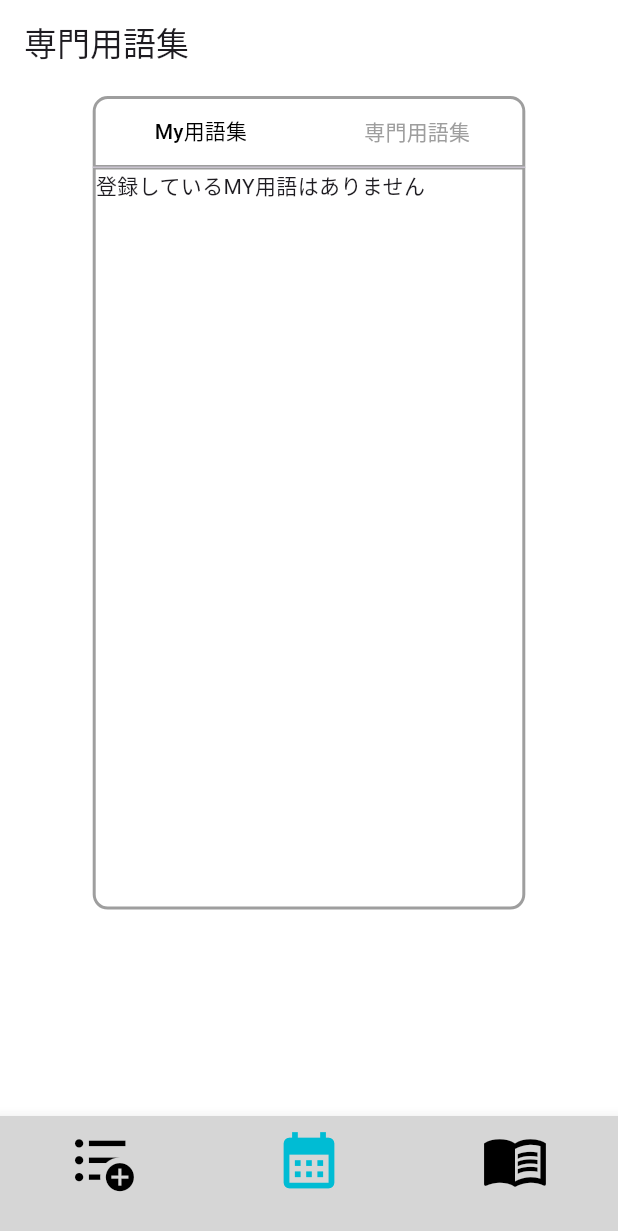
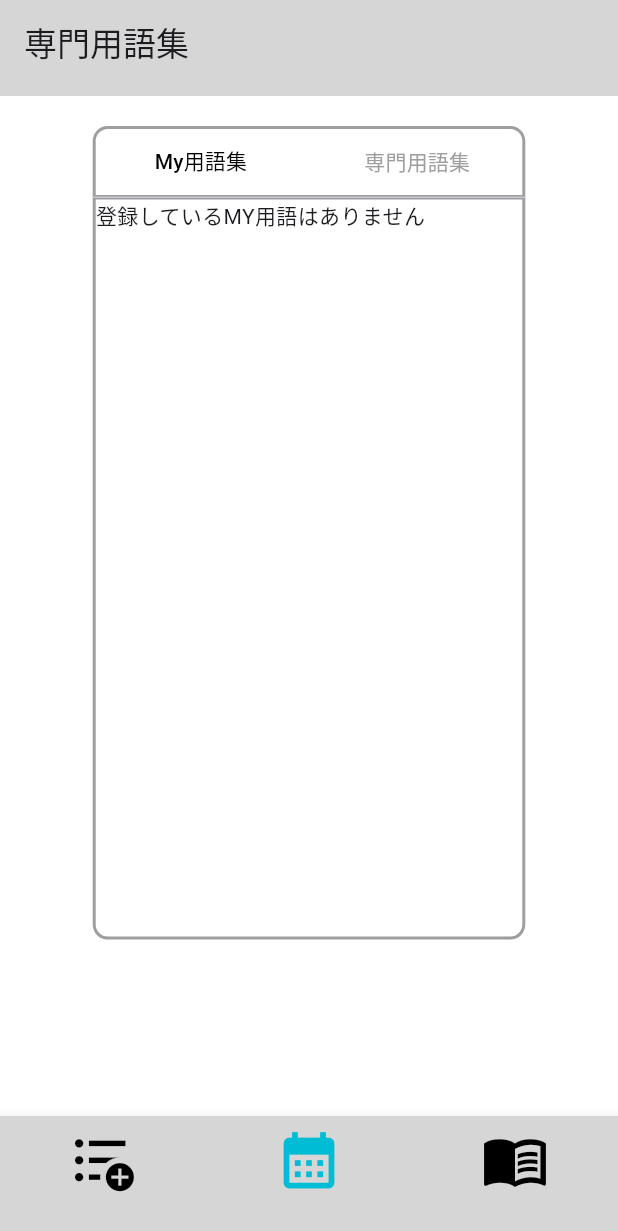
Before and after one commit to shun-osugi/U22-procon, a Flutter app: the SubjectTerm screen opened by its route, on a phone screen of 412 x 824 dp. Shown: the top 1231 px of the screen. Run offline on Flutter 3.47's test engine with Material 3 defaults, Android fonts, the phone set to English and light mode, and no system bars; our stand-ins replace cloud_firestore, envied, file_picker, firebase_auth, firebase_core, firebase_storage and 5 more; accounts and stored records are empty.

Commit message:
[update] #191 ヘッダーの色付け

```diff
--- a/u_22_procon/lib/subject_term.dart
+++ b/u_22_procon/lib/subject_term.dart
@@ -31,13 +31,21 @@ class _SubjectTermState extends State<SubjectTerm> {
         backgroundColor: Colors.white,
         appBar: AppBar(
           title: const Text('専門用語集'),
-          backgroundColor: Colors.white,
+          backgroundColor: Color.fromARGB(255, 214, 214, 214), // AppBar の背景色
           bottom: PreferredSize(
-            preferredSize: Size.fromHeight(kToolbarHeight),
-            child: Align(
-              alignment: Alignment.center,
+            preferredSize: Size.fromHeight(kToolbarHeight + 20), // 空白分の高さを加算
+            child: Column(
+              children: [
+                Container(
+                  height: 20, // 空白の高さ
+                  color: Colors.white, // 空白の背景色を白に設定
+                ),
+                Container(
+                  width: double.infinity, // コンテナを画面全体に広げる
+                  color: Colors.white, // PreferredSize 内の背景色を白に設定
+                  child: Center(
                     child: Container(
-                width: screenWidth * 0.7,
+                      width: screenWidth * 0.7, // TabBar の幅
                       child: DecoratedBox(
                         decoration: BoxDecoration(
                           border: Border.all(color: Colors.grey, width: 2),
@@ -57,6 +65,9 @@ class _SubjectTermState extends State<SubjectTerm> {
                         ),
                       ),
                     ),
+                  ),
+                ),
+              ],
             ),
           ),
         ),
--- a/u_22_procon/lib/tech_term.dart
+++ b/u_22_procon/lib/tech_term.dart
@@ -24,10 +24,12 @@ class _TechTermPageState extends State<TechTermPage> {
     return Scaffold(
       appBar: AppBar(
         title: const Text('専門用語集'),
+        backgroundColor: Color.fromARGB(255, 214, 214, 214),
       ),
       body: Center(
         child: Column(
           children: [
+            SizedBox(height: 20),
             Container(
               width: MediaQuery.of(context).size.width / 1.4,
               height: MediaQuery.of(context).size.height / 13,
--- a/u_22_procon/lib/todo.dart
+++ b/u_22_procon/lib/todo.dart
@@ -180,11 +180,13 @@ class _TodoState extends State<Todo> {
     return Scaffold(
       appBar: AppBar(
         title: const Text('ToDo'),
+        backgroundColor: Color.fromARGB(255, 214, 214, 214),
       ),
       body: SingleChildScrollView(
         child: Center(
           child: Column(
             children: [
+              SizedBox(height: 20),
               _buildSection(context, '一週間以内'),
               SizedBox(height: 20),
               _buildSection(context, '一週間以降'),
```
Lines whose indentation alone changed are shown as unchanged.
